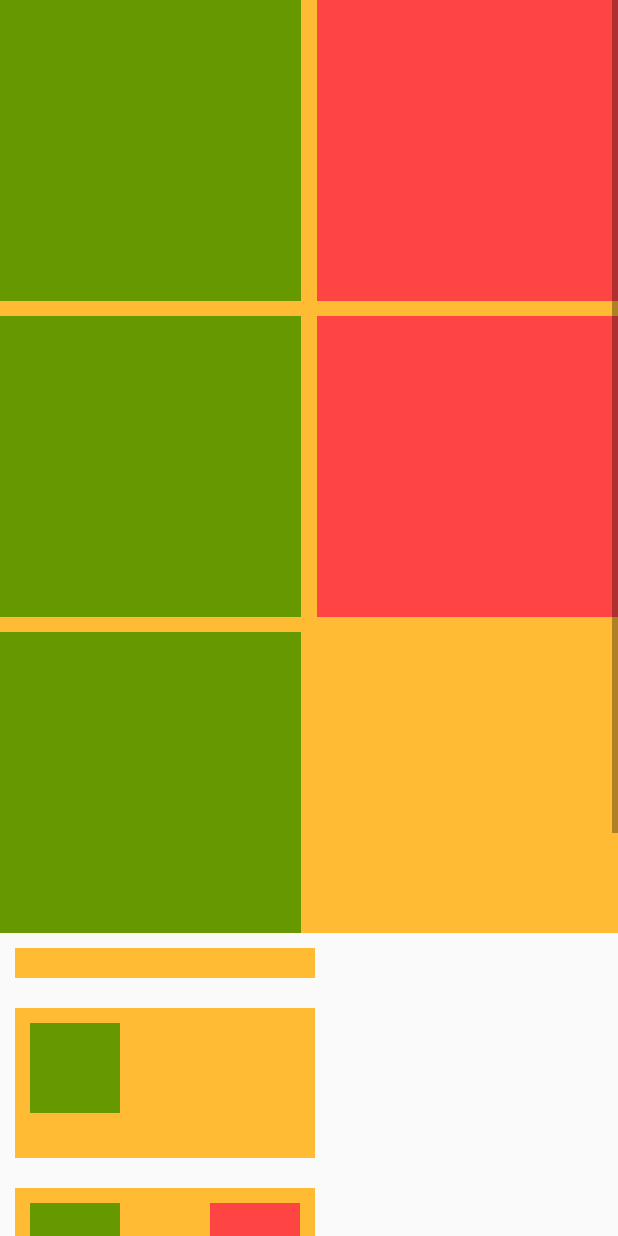
After one commit to MelanDawn/AndroidAppFw, an Android app: the CustomizationViewGroupAct screen opened directly, with no data from a screen before it, on a phone screen of 412 x 824 dp. The commit adds this screen. Run offline under Robolectric (Android 15) with nearby library versions, the phone set to English and light mode, and no system bars; libraries missing offline, so code that uses them is left out: com.umeng.analytics, com.umeng.message; 2 statements that could not run were skipped.

Commit message:
[R&D_Center] 自定义ViewGroup流程样例
修改原因: Feature
应用版本: 1.0
问题原因:
修复方式：

```diff
--- a/app/src/main/AndroidManifest.xml
+++ b/app/src/main/AndroidManifest.xml
@@ -148,6 +148,7 @@
         <activity android:name=".ui.activity.advanced.DispatchTouchEventAct" />
 
         <activity android:name=".ui.activity.advanced.CustomizationViewAct" />
+        <activity android:name=".ui.activity.advanced.CustomizationViewGroupAct" />
 
     </application>
 
--- a/app/src/main/java/com/zs/androidappfw/ui/AdvancedFrgm.java
+++ b/app/src/main/java/com/zs/androidappfw/ui/AdvancedFrgm.java
@@ -10,6 +10,7 @@ import android.view.ViewGroup;
 import com.zs.androidappfw.R;
 import com.zs.androidappfw.ui.activity.advanced.CustomizationPermissionAct;
 import com.zs.androidappfw.ui.activity.advanced.CustomizationViewAct;
+import com.zs.androidappfw.ui.activity.advanced.CustomizationViewGroupAct;
 import com.zs.androidappfw.ui.activity.advanced.DispatchTouchEventAct;
 import com.zs.androidappfw.ui.base.BaseFragment;
 
@@ -27,6 +28,7 @@ public class AdvancedFrgm extends BaseFragment implements View.OnClickListener {
         initAndSetClickListener(view, R.id.advanced_to_diy_permission);
         initAndSetClickListener(view, R.id.advanced_to_dispatch_touch_event);
         initAndSetClickListener(view, R.id.advanced_to_diy_view);
+        initAndSetClickListener(view, R.id.advanced_to_diy_view_group);
     }
 
     private void initAndSetClickListener(View view, int id) {
@@ -45,6 +47,9 @@ public class AdvancedFrgm extends BaseFragment implements View.OnClickListener {
             case R.id.advanced_to_diy_view:
                 startActivity(CustomizationViewAct.class);
                 break;
+            case R.id.advanced_to_diy_view_group:
+                startActivity(CustomizationViewGroupAct.class);
+                break;
         }
     }
 }
--- /dev/null
+++ b/app/src/main/java/com/zs/androidappfw/ui/activity/advanced/CustomizationViewGroupAct.java
@@ -0,0 +1,16 @@
+package com.zs.androidappfw.ui.activity.advanced;
+
+import android.os.Bundle;
+import android.support.annotation.Nullable;
+
+import com.zs.androidappfw.R;
+import com.zs.androidappfw.ui.base.BaseActivity;
+
+public class CustomizationViewGroupAct extends BaseActivity {
+
+    @Override
+    protected void onCreate(@Nullable Bundle savedInstanceState) {
+        super.onCreate(savedInstanceState);
+        setContentView(R.layout.act_customization_view_group);
+    }
+}
--- a/app/src/main/java/com/zs/androidappfw/ui/widgets/CustomizedView.java
+++ b/app/src/main/java/com/zs/androidappfw/ui/widgets/CustomizedView.java
@@ -1,14 +1,12 @@
 package com.zs.androidappfw.ui.widgets;
 
 import android.content.Context;
-import android.content.res.TypedArray;
 import android.graphics.Canvas;
 import android.support.annotation.Nullable;
 import android.util.AttributeSet;
 import android.view.MotionEvent;
 import android.view.View;
 
-import com.zs.androidappfw.R;
 import com.zs.androidappfw.utils.LUtil;
 
 public class CustomizedView extends View {
--- /dev/null
+++ b/app/src/main/java/com/zs/androidappfw/ui/widgets/TwoColumnLayout.java
@@ -0,0 +1,193 @@
+package com.zs.androidappfw.ui.widgets;
+
+import android.content.Context;
+import android.content.res.TypedArray;
+import android.graphics.Canvas;
+import android.util.AttributeSet;
+import android.view.View;
+import android.view.ViewGroup;
+
+import com.zs.androidappfw.R;
+import com.zs.androidappfw.utils.LUtil;
+
+/* 从左到右、从上到下 两列元素排列，内部元素全部是正方形
+* 以宽度为基准控制组件大小
+*
+* onMeasure
+* onLayout
+* onDraw
+* 先测量大小，根据测量大小确定布局，最后绘制*/
+
+public class TwoColumnLayout extends ViewGroup {
+
+    private static final String TAG = "TwoColumnLayout";
+
+    private static final int TWO_COLUMN_DISTANCE = 10;
+    private static final int TWO_ROW_DISTANCE = 10;
+
+    private int mTwoColumnDistance = -1;
+    private int mTwoRowDistance = -1;
+
+//    public int getTwoColumnDistance() {
+//        return mTwoColumnDistance;
+//    }
+
+    public void setTwoColumnDistance(int twoColumnDistance) {
+        this.mTwoColumnDistance = twoColumnDistance;
+    }
+
+//    public int getTwoRowDistance() {
+//        return mTwoRowDistance;
+//    }
+
+    public void setTwoRowDistance(int twoRowDistance) {
+        this.mTwoRowDistance = twoRowDistance;
+    }
+
+    public TwoColumnLayout(Context context) {
+        super(context);
+        LUtil.d(TAG, "TwoColumnLayout 1 param");
+    }
+
+    public TwoColumnLayout(Context context, AttributeSet attrs) {
+        this(context, attrs, 0);
+        LUtil.d(TAG, "TwoColumnLayout 2 params");
+    }
+
+    public TwoColumnLayout(Context context, AttributeSet attrs, int defStyleAttr) {
+        this(context, attrs, defStyleAttr, 0);
+        LUtil.d(TAG, "TwoColumnLayout 3 params");
+    }
+
+    public TwoColumnLayout(Context context, AttributeSet attrs, int defStyleAttr, int defStyleRes) {
+        super(context, attrs, defStyleAttr);
+
+        LUtil.d(TAG, "TwoColumnLayout 4 params");
+
+        final TypedArray typedArray = context.obtainStyledAttributes(
+                attrs, R.styleable.TwoColumnLayout, defStyleAttr, defStyleRes);
+
+        int twoColumnDistance;
+        int twoRowDistance;
+
+        int N = typedArray.getIndexCount();
+        for (int i = 0; i < N; i++) {
+            int attr = typedArray.getIndex(i);
+            switch (attr) {
+                case R.styleable.TwoColumnLayout_twoColumnDistance:
+                    twoColumnDistance = typedArray.getDimensionPixelSize(attr, -1);
+                    if (twoColumnDistance >= 0) setTwoColumnDistance(twoColumnDistance);
+                    break;
+                case R.styleable.TwoColumnLayout_twoRowDistance:
+                    twoRowDistance = typedArray.getDimensionPixelSize(attr, -1);
+                    if (twoRowDistance >= 0) setTwoRowDistance(twoRowDistance);
+                    break;
+            }
+        }
+        typedArray.recycle();
+
+        if (mTwoColumnDistance < 0) setTwoColumnDistance(TWO_COLUMN_DISTANCE);
+        if (mTwoRowDistance < 0) setTwoRowDistance(TWO_ROW_DISTANCE);
+    }
+
+    @Override
+    protected void onMeasure(int widthMeasureSpec, int heightMeasureSpec) {
+        super.onMeasure(widthMeasureSpec, heightMeasureSpec);
+        LUtil.d(TAG, "onMeasure");
+
+//        int widthMode = MeasureSpec.getMode(widthMeasureSpec);
+//        int heightMode = MeasureSpec.getMode(heightMeasureSpec);
+        int width = MeasureSpec.getSize(widthMeasureSpec);
+        int height;
+
+        // 正方形子组件边长，中间间隔由其他控制，padding仅仅控制左上角或右上角
+        int squareSideLength = (width - mTwoColumnDistance - getPaddingStart() - getPaddingEnd()) / 2;
+
+        // 内部元素组成的行数
+        int row = (getChildCount() + 1) >> 1;
+        // 所有子组件的水平总间隔
+        int rowDistance = (row - 1) >= 0 ? (mTwoRowDistance * (row -1)) : 0;
+        height = squareSideLength * row + rowDistance + getPaddingTop() + getPaddingBottom();
+        heightMeasureSpec = MeasureSpec.makeMeasureSpec(height, MeasureSpec.EXACTLY);
+
+        int childrenSideLengthMeasureSpec = MeasureSpec.makeMeasureSpec(squareSideLength, MeasureSpec.AT_MOST);
+        int childCount = getChildCount();
+        for (int i = 0; i < childCount; i++) {
+            View childView = getChildAt(i);
+            // measureChildren()、measureChild() 方法与padding有关系
+            childView.measure(childrenSideLengthMeasureSpec, childrenSideLengthMeasureSpec);
+            measureChildWithMargins(childView, childrenSideLengthMeasureSpec, 0, childrenSideLengthMeasureSpec, 0);
+        }
+
+        LUtil.d(TAG, "width=" + width + " columnDistance=" + mTwoColumnDistance + " sideLength=" + squareSideLength);
+        LUtil.d(TAG, " padding start=" + getPaddingStart() + " end=" + getPaddingEnd());
+        LUtil.d(TAG, " padding left=" + getPaddingLeft() + " right=" + getPaddingRight());
+
+        // 测量完成后要设置对应的测量值
+        setMeasuredDimension(widthMeasureSpec, heightMeasureSpec);
+    }
+
+    @Override
+    protected void onLayout(boolean changed, int l, int t, int r, int b) {
+        LUtil.d(TAG, "onLayout");
+        int childCount = getChildCount();
+        for (int i = 0; i < childCount; i++) {
+            View childView = getChildAt(i);
+            int childMeasuredWidth = childView.getMeasuredWidth();
+            int childMeasuredHeight = childView.getMeasuredHeight();
+            LUtil.d(TAG, childView.getLayoutParams().toString());
+            MarginLayoutParams margins = (MarginLayoutParams) childView.getLayoutParams();
+            LUtil.d(TAG, "child width=" + childMeasuredWidth + " height=" + childMeasuredHeight);
+            LUtil.d(TAG, "child margin " + margins.leftMargin + " " + margins.topMargin + " " + margins.rightMargin + " " + margins.bottomMargin);
+            int line = i / 2;
+            if ((i & 1) == 0) {
+                childView.layout(getPaddingLeft() + margins.leftMargin,
+                        getPaddingTop() + margins.topMargin + (margins.topMargin + margins.bottomMargin + childView.getMeasuredHeight() + mTwoRowDistance) * line,
+                        getPaddingLeft() + margins.leftMargin + childView.getMeasuredWidth(),
+                        getPaddingTop() + margins.topMargin + (margins.topMargin + margins.bottomMargin + childView.getMeasuredHeight() + mTwoRowDistance) * line + childView.getMeasuredHeight());
+            } else {
+                // 从右边向左边计算
+                childView.layout(getMeasuredWidth() - getPaddingRight() - margins.leftMargin - margins.rightMargin - childView.getMeasuredWidth(),
+                        getPaddingTop() + margins.topMargin + (margins.topMargin + margins.bottomMargin + childView.getMeasuredHeight() + mTwoRowDistance) * line,
+                        getMeasuredWidth() - getPaddingRight() - margins.rightMargin,
+                        getPaddingTop() + margins.topMargin + (margins.topMargin + margins.bottomMargin + childView.getMeasuredHeight() + mTwoRowDistance) * line + childView.getMeasuredHeight());
+            }
+        }
+    }
+
+    @Override
+    protected void onDraw(Canvas canvas) {
+        super.onDraw(canvas);
+        LUtil.d(TAG, "onDraw");
+    }
+
+    @Override
+    public LayoutParams generateLayoutParams(AttributeSet attrs) {
+        return new MyLayoutParams(getContext(), attrs);
+    }
+
+    @Override
+    protected ViewGroup.LayoutParams generateLayoutParams(ViewGroup.LayoutParams lp) {
+        return new MyLayoutParams(lp);
+    }
+
+    @Override
+    protected LayoutParams generateDefaultLayoutParams() {
+        return new MyLayoutParams(LayoutParams.WRAP_CONTENT, LayoutParams.WRAP_CONTENT);
+    }
+
+    static class MyLayoutParams extends MarginLayoutParams {
+
+        MyLayoutParams(Context c, AttributeSet attrs) {
+            super(c, attrs);
+        }
+
+        MyLayoutParams(int width, int height) {
+            super(width, height);
+        }
+
+        MyLayoutParams(LayoutParams lp) {
+            super(lp);
+        }
+    }
+}
--- /dev/null
+++ b/app/src/main/res/layout/act_customization_view_group.xml
@@ -0,0 +1,120 @@
+<?xml version="1.0" encoding="utf-8"?>
+<ScrollView xmlns:android="http://schemas.android.com/apk/res/android"
+    android:layout_width="match_parent"
+    android:layout_height="match_parent"
+    xmlns:app="http://schemas.android.com/apk/res-auto">
+
+    <LinearLayout
+        android:layout_width="match_parent"
+        android:layout_height="wrap_content"
+        android:orientation="vertical">
+        <com.zs.androidappfw.ui.widgets.TwoColumnLayout
+            android:layout_width="match_parent"
+            android:layout_height="wrap_content"
+            android:background="@android:color/holo_orange_light"
+            app:twoColumnDistance="10dp"
+            app:twoRowDistance="10dp">
+
+            <View
+                android:layout_width="match_parent"
+                android:layout_height="match_parent"
+                android:background="@android:color/holo_green_dark"/>
+            <View
+                android:layout_width="match_parent"
+                android:layout_height="match_parent"
+                android:background="@android:color/holo_red_light"/>
+            <View
+                android:layout_width="match_parent"
+                android:layout_height="match_parent"
+                android:background="@android:color/holo_green_dark"/>
+            <View
+                android:layout_width="match_parent"
+                android:layout_height="match_parent"
+                android:background="@android:color/holo_red_light"/>
+            <View
+                android:layout_width="match_parent"
+                android:layout_height="match_parent"
+                android:background="@android:color/holo_green_dark"/>
+        </com.zs.androidappfw.ui.widgets.TwoColumnLayout>
+
+        <com.zs.androidappfw.ui.widgets.TwoColumnLayout
+            android:layout_width="200dp"
+            android:layout_height="wrap_content"
+            android:background="@android:color/holo_orange_light"
+            app:twoColumnDistance="20dp"
+            app:twoRowDistance="20dp"
+            android:layout_margin="10dp"
+            android:padding="10dp">
+
+        </com.zs.androidappfw.ui.widgets.TwoColumnLayout>
+
+        <com.zs.androidappfw.ui.widgets.TwoColumnLayout
+            android:layout_width="200dp"
+            android:layout_height="wrap_content"
+            android:background="@android:color/holo_orange_light"
+            app:twoColumnDistance="20dp"
+            app:twoRowDistance="20dp"
+            android:layout_margin="10dp"
+            android:padding="10dp">
+
+            <View
+                android:layout_width="match_parent"
+                android:layout_height="match_parent"
+                android:background="@android:color/holo_green_dark"/>
+        </com.zs.androidappfw.ui.widgets.TwoColumnLayout>
+
+        <com.zs.androidappfw.ui.widgets.TwoColumnLayout
+            android:layout_width="200dp"
+            android:layout_height="wrap_content"
+            android:background="@android:color/holo_orange_light"
+            app:twoColumnDistance="20dp"
+            app:twoRowDistance="20dp"
+            android:layout_margin="10dp"
+            android:padding="10dp">
+
+            <View
+                android:layout_width="match_parent"
+                android:layout_height="match_parent"
+                android:background="@android:color/holo_green_dark"/>
+
+            <View
+                android:layout_width="match_parent"
+                android:layout_height="match_parent"
+                android:background="@android:color/holo_red_light"/>
+
+            <View
+                android:layout_width="match_parent"
+                android:layout_height="match_parent"
+                android:background="@android:color/holo_green_dark"/>
+        </com.zs.androidappfw.ui.widgets.TwoColumnLayout>
+        <com.zs.androidappfw.ui.widgets.TwoColumnLayout
+            android:layout_width="200dp"
+            android:layout_height="wrap_content"
+            android:background="@android:color/holo_orange_light"
+            app:twoColumnDistance="20dp"
+            app:twoRowDistance="20dp"
+            android:layout_margin="10dp"
+            android:padding="10dp">
+
+            <View
+                android:layout_width="match_parent"
+                android:layout_height="match_parent"
+                android:background="@android:color/holo_green_dark"/>
+
+            <View
+                android:layout_width="match_parent"
+                android:layout_height="match_parent"
+                android:background="@android:color/holo_red_light"/>
+
+            <View
+                android:layout_width="match_parent"
+                android:layout_height="match_parent"
+                android:background="@android:color/holo_green_dark"/>
+
+            <View
+                android:layout_width="match_parent"
+                android:layout_height="match_parent"
+                android:background="@android:color/holo_red_light"/>
+        </com.zs.androidappfw.ui.widgets.TwoColumnLayout>
+    </LinearLayout>
+</ScrollView>
--- a/app/src/main/res/values/attrs.xml
+++ b/app/src/main/res/values/attrs.xml
@@ -39,4 +39,9 @@
             <flag name="type_flags_name_2" value="2" />
         </attr>
     </declare-styleable>
+
+    <declare-styleable name="TwoColumnLayout">
+        <attr name="twoColumnDistance" format="dimension" />
+        <attr name="twoRowDistance" format="dimension" />
+    </declare-styleable>
 </resources>
--- a/app/src/main/res/values/strings.xml
+++ b/app/src/main/res/values/strings.xml
@@ -84,6 +84,7 @@
     <string name="advanced_to_diy_permission">自定义Activity</string>
     <string name="advanced_to_dispatch_touch_event">事件分发机制</string>
     <string name="advanced_to_diy_view">自定义View</string>
+    <string name="advanced_to_diy_view_group">自定义ViewGroup</string>
 
     <!-- AbsSeekBar Activity -->
     <string name="abs_seek_bar_description">抽象类，可拖动进度条基类</string>
```
Also changed, not shown: app/src/main/java/com/zs/androidappfw/ui/widgets/MusicSwitchView.java (+54 -18 lines), app/src/main/res/layout/act_customization_view.xml (+44 -5 lines), app/src/main/res/layout/frgm_main_advanced.xml (+8 -0 lines).
